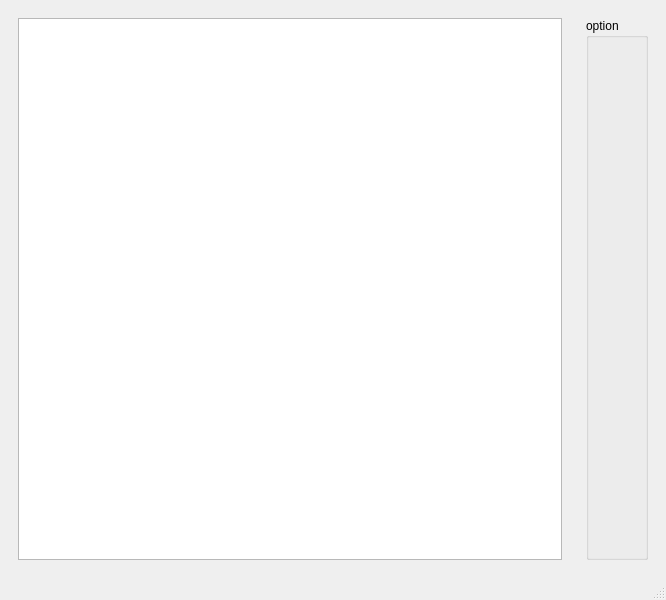
Above: python/gui/main_window.ui from rotace/app-ov7670 before the change. Below: the same form after it.
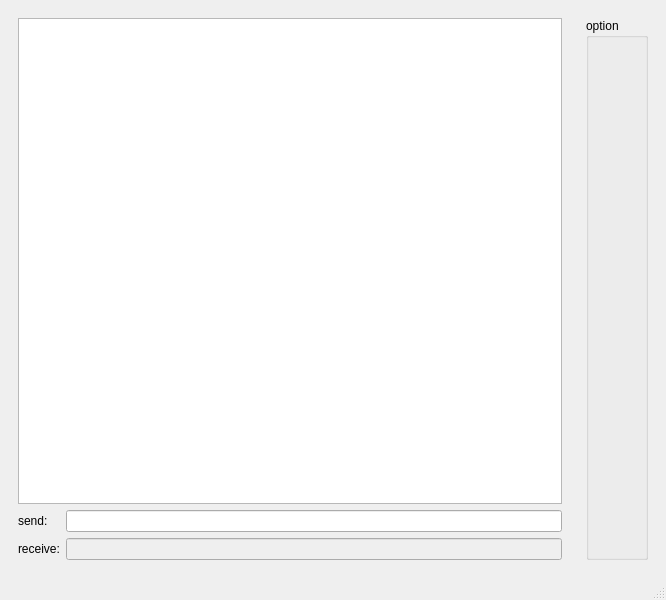
That is the form after the change.

```diff
--- a/python/gui/main_window.ui
+++ b/python/gui/main_window.ui
@@ -21,6 +21,34 @@
        <item>
         <widget class="QGraphicsView" name="graphicsView"/>
        </item>
+       <item>
+        <layout class="QGridLayout" name="gridLayout">
+         <item row="0" column="1">
+          <widget class="QLineEdit" name="lineEdit_send"/>
+         </item>
+         <item row="1" column="1">
+          <widget class="QLineEdit" name="lineEdit_receive">
+           <property name="enabled">
+            <bool>false</bool>
+           </property>
+          </widget>
+         </item>
+         <item row="0" column="0">
+          <widget class="QLabel" name="label_send">
+           <property name="text">
+            <string>send:</string>
+           </property>
+          </widget>
+         </item>
+         <item row="1" column="0">
+          <widget class="QLabel" name="label_receive">
+           <property name="text">
+            <string>receive:</string>
+           </property>
+          </widget>
+         </item>
+        </layout>
+       </item>
       </layout>
      </widget>
     </item>
```
